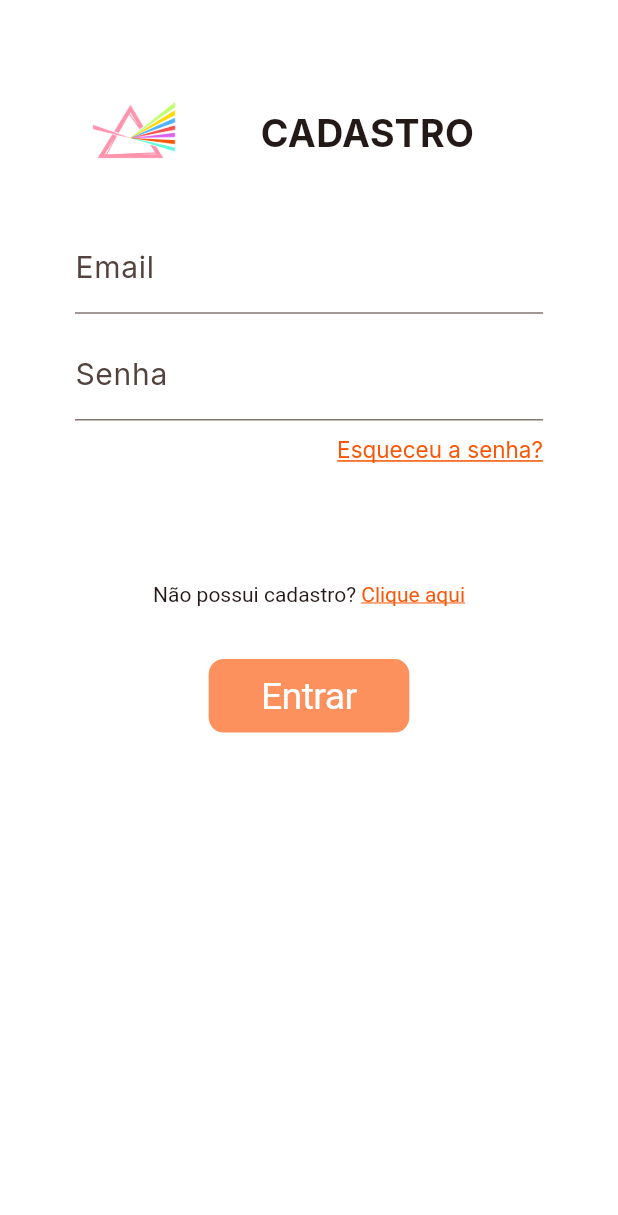
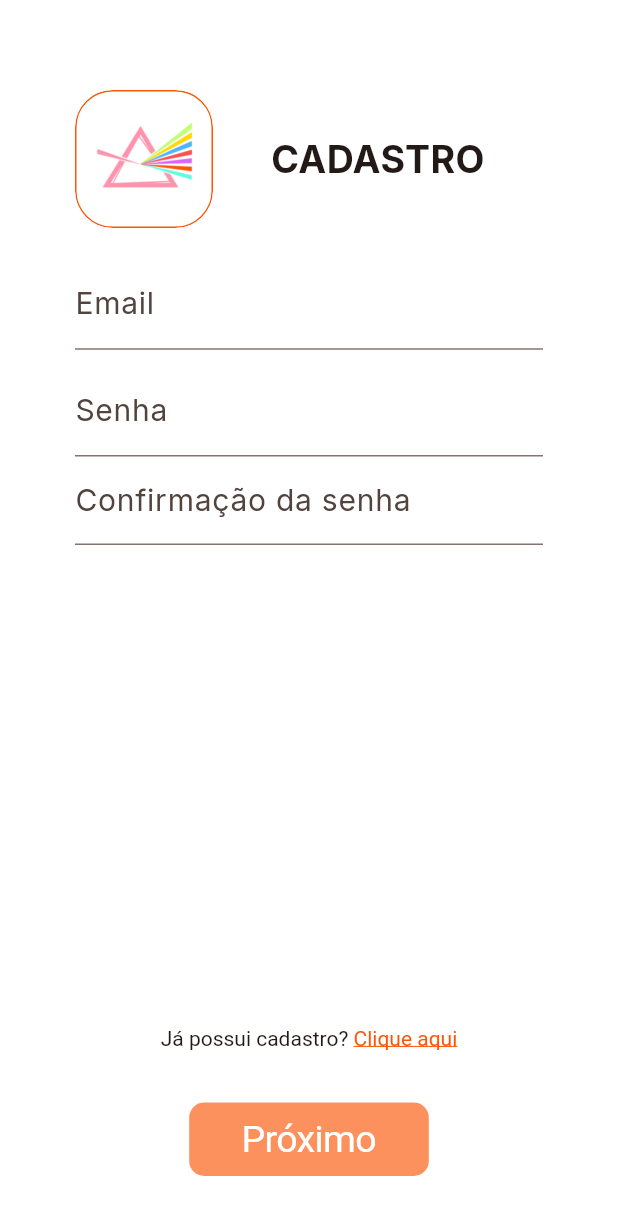
Before and after one commit to journey-etecct/flyvoo-app, a Flutter app: the Cadastro screen opened directly, on a phone screen of 412 x 824 dp. Shown: the top 1215 px of the screen. Run offline on Flutter 3.47's test engine with Material 2 defaults, Android fonts, the phone set to English and light mode, and no system bars; our stand-ins replace google_fonts, video_player.

Commit message:
05/17/2023 00:04:40

```diff
--- a/lib/cadastro.dart
+++ b/lib/cadastro.dart
@@ -1,11 +1,14 @@
 // ignore_for_file: prefer_const_constructors
 
+import 'package:animations/animations.dart';
 import 'package:flutter/cupertino.dart';
 import 'package:flutter/gestures.dart';
 import 'package:flutter/material.dart';
 import 'package:google_fonts/google_fonts.dart';
 
 import 'main.dart';
+
+int _step = 0;
 
 class Cadastro extends StatefulWidget {
   const Cadastro({Key? key}) : super(key: key);
@@ -14,12 +17,10 @@ class Cadastro extends StatefulWidget {
   State<Cadastro> createState() => _CadastroState();
 }
 
-class _CadastroState extends State<Cadastro> {
-  IconData _iconeOlho = Icons.visibility_rounded;
-  bool _txtEscondido = true;
-  final _loginKey = GlobalKey<FormFieldState>();
-  final _senhaKey = GlobalKey<FormFieldState>();
+class _CadastroState extends State<Cadastro> with TickerProviderStateMixin {
   final _formKey = GlobalKey<FormState>();
+  late List<Widget> telas = <Widget>[Tela1(_formKey), Tela2()];
+  bool _reverse = false;
 
   @override
   Widget build(BuildContext context) {
@@ -28,15 +29,15 @@ class _CadastroState extends State<Cadastro> {
       child: Scaffold(
         backgroundColor: tema["fundo"],
         body: Padding(
-          padding: const EdgeInsets.fromLTRB(50, 50, 50, 0),
-          child: Form(
-            key: _formKey,
+          padding: const EdgeInsets.fromLTRB(50, 60, 50, 40),
           child: SingleChildScrollView(
             child: GestureDetector(
               onTap: () {
                 FocusManager.instance.primaryFocus?.unfocus();
                 setState(() {});
               },
+              child: SizedBox(
+                height: MediaQuery.of(context).size.height - 100,
                 child: Column(
                   mainAxisAlignment: MainAxisAlignment.center,
                   children: [
@@ -44,14 +45,25 @@ class _CadastroState extends State<Cadastro> {
                       children: [
                         ClipRRect(
                           borderRadius: BorderRadius.circular(25),
+                          child: Container(
+                            decoration: BoxDecoration(
+                              borderRadius: BorderRadius.circular(25),
+                              color: dark
+                                  ? Colors.black.withOpacity(0.2)
+                                  : Colors.transparent,
+                              border: Border.all(
+                                color: tema["primaria"],
+                              ),
+                            ),
                             child: Image(
                               image: AssetImage(
                                 dark
                                     ? "assets/logodark.png"
                                     : "assets/logolight.png",
                               ),
-                            width: 78,
-                            height: 78,
+                              width: 90,
+                              height: 90,
+                            ),
                           ),
                         ),
                         Expanded(
@@ -69,21 +81,128 @@ class _CadastroState extends State<Cadastro> {
                     const SizedBox(
                       height: 20,
                     ),
+                    Expanded(
+                      child: PageTransitionSwitcher(
+                        reverse: _reverse,
+                        transitionBuilder: (
+                          Widget child,
+                          Animation<double> primaryAnimation,
+                          Animation<double> secondaryAnimation,
+                        ) {
+                          return SharedAxisTransition(
+                            fillColor: Colors.transparent,
+                            animation: primaryAnimation,
+                            secondaryAnimation: secondaryAnimation,
+                            transitionType: SharedAxisTransitionType.horizontal,
+                            child: child,
+                          );
+                        },
+                        child: telas[_step],
+                      ),
+                    ),
+                    SizedBox(
+                      height: 80,
+                    ),
+                    RichText(
+                      text: TextSpan(
+                        text: "Já possui cadastro? ",
+                        style: TextStyle(
+                          color: Theme.of(context).colorScheme.onBackground,
+                        ),
+                        children: [
+                          TextSpan(
+                            text: "Clique aqui",
+                            style: TextStyle(
+                              color: tema["primaria"],
+                              decoration: TextDecoration.underline,
+                            ),
+                            recognizer: TapGestureRecognizer()
+                              ..onTap = () {
+                                // TODO: tela de login
+                              },
+                          ),
+                        ],
+                      ),
+                    ),
+                    SizedBox(
+                      height: 35,
+                    ),
+                    CupertinoButton(
+                      borderRadius: BorderRadius.circular(10),
+                      padding: EdgeInsets.fromLTRB(35, 10, 35, 10),
+                      color: tema["primaria"].withOpacity(0.65),
+                      onPressed: () {
+                        setState(() {
+                          if (_step == 0) {
+                            _reverse = false;
+                            _step++;
+                          } else {
+                            _reverse = true;
+                            _step--;
+                          }
+                        });
+                      },
+                      child: Text(
+                        "Próximo",
+                        style: TextStyle(
+                          fontSize: 25,
+                          color: Colors.white,
+                        ),
+                      ),
+                    ),
+                  ],
+                ),
+              ),
+            ),
+          ),
+        ),
+      ),
+    );
+  }
+}
+
+class Tela1 extends StatefulWidget {
+  final Key formKey;
+  const Tela1(this.formKey, {super.key});
+
+  @override
+  State<Tela1> createState() => _Tela1State();
+}
+
+class _Tela1State extends State<Tela1> {
+  IconData _iconeOlho = Icons.visibility_rounded;
+  bool _txtEscondido = true;
+  final _loginKey = GlobalKey<FormFieldState>();
+  final _senhaKey = GlobalKey<FormFieldState>();
+  final _senhaConfKey = GlobalKey<FormFieldState>();
+  final _txtSenha = TextEditingController();
+  final _txtSenhaConf = TextEditingController();
+
+  @override
+  Widget build(BuildContext context) {
+    return Form(
+      key: widget.formKey,
+      child: Column(
+        children: [
           TextFormField(
             key: _loginKey,
             validator: (value) {
               if (value == null || value.isEmpty) {
                 return "*Obrigatório";
-                        } else if (!value.contains("@gmail.com") &&
+              } else if (!value.contains(
+                RegExp(
+                  r'^(([^<>()[\]\\.,;:\s@\"]+(\.[^<>()[\]\\.,;:\s@\"]+)*)|(\".+\"))@((\[[0-9]{1,3}\.[0-9]{1,3}\.[0-9]{1,3}\.[0-9]{1,3}\])|(([a-zA-Z\-0-9]+\.)+[a-zA-Z]{2,}))$',
+                ),
+              ) /* !value.contains("@gmail.com") &&
                   !value.contains("@etec.sp.gov.br") &&
                   !value.contains("@outlook.com") &&
-                            !value.contains("@hotmail.com")) {
+                  !value.contains("@hotmail.com") &&
+                  !value.contains("@yahoo.com") &&
+                  !value.contains("@terra.com.br") */
+                  ) {
                 return "Email inválido";
               }
               return null;
-                      },
-                      onTapOutside: (event) {
-                        _loginKey.currentState!.reset();
             },
             onChanged: (value) {
               _loginKey.currentState!.validate();
@@ -124,18 +243,14 @@ class _CadastroState extends State<Cadastro> {
           ),
           TextFormField(
             key: _senhaKey,
+            controller: _txtSenha,
             validator: (value) {
               if (value == null || value.isEmpty) {
                 return "*Obrigatório";
               }
               return null;
             },
-                      onTapOutside: (event) {
-                        _senhaKey.currentState!.reset();
-                      },
-                      onChanged: (value) {
-                        _senhaKey.currentState!.validate();
-                      },
+            autovalidateMode: AutovalidateMode.onUserInteraction,
             cursorColor: tema["primaria"],
             autofillHints: const [AutofillHints.password],
             obscureText: _txtEscondido,
@@ -175,77 +290,51 @@ class _CadastroState extends State<Cadastro> {
               ),
             ),
           ),
-                    SizedBox(
-                      height: 10,
-                    ),
-                    Align(
-                      alignment: Alignment.centerRight,
-                      child: RichText(
-                        text: TextSpan(
-                            text: "Esqueceu a senha?",
-                            style: GoogleFonts.inter(
-                              fontSize: 15,
-                              color: tema["primaria"],
-                              decoration: TextDecoration.underline,
-                            ),
-                            recognizer: TapGestureRecognizer()
-                              ..onTap = () {
-                                // TODO: mudar senha
-                              }),
-                      ),
-                    ),
-                    SizedBox(
-                      height: 80,
-                    ),
-                    RichText(
-                      text: TextSpan(
-                        text: "Não possui cadastro? ",
-                        style: TextStyle(
-                          color: Theme.of(context).colorScheme.onBackground,
-                        ),
-                        children: [
-                          TextSpan(
-                            text: "Clique aqui",
-                            style: TextStyle(
-                              color: tema["primaria"],
-                              decoration: TextDecoration.underline,
-                            ),
-                            recognizer: TapGestureRecognizer()
-                              ..onTap = () {
-                                // TODO: criar conta
-                              },
-                          ),
-                        ],
-                      ),
-                    ),
-                    SizedBox(
-                      height: 35,
-                    ),
-                    CupertinoButton(
-                      borderRadius: BorderRadius.circular(10),
-                      padding: EdgeInsets.fromLTRB(35, 10, 35, 10),
-                      color: tema["primaria"].withOpacity(0.65),
-                      onPressed: () {
-                        // TODO: entrar
-                        if (_formKey.currentState!.validate()) {
-                          debugPrint("ebaa");
+          TextFormField(
+            key: _senhaConfKey,
+            controller: _txtSenhaConf,
+            validator: (value) {
+              if (value == null || value.isEmpty) {
+                return "*Obrigatório";
+              } else if (_txtSenha.text != _txtSenhaConf.text) {
+                return "Senhas não coincidem";
+              } else {
+                return null;
               }
             },
-                      child: Text(
-                        "Entrar",
-                        style: TextStyle(
-                          fontSize: 25,
-                          color: Colors.white,
+            autovalidateMode: AutovalidateMode.onUserInteraction,
+            cursorColor: tema["primaria"],
+            autofillHints: const [AutofillHints.password],
+            obscureText: _txtEscondido,
+            keyboardType: TextInputType.visiblePassword,
+            decoration: InputDecoration(
+              labelText: "Confirmação da senha",
+              labelStyle: TextStyle(
+                fontSize: 20,
+              ),
+              focusedBorder: UnderlineInputBorder(
+                borderSide: BorderSide(
+                  color: tema["primaria"],
+                ),
               ),
             ),
           ),
         ],
       ),
-              ),
-            ),
-          ),
-        ),
-      ),
     );
   }
 }
+
+class Tela2 extends StatefulWidget {
+  const Tela2({super.key});
+
+  @override
+  State<Tela2> createState() => _Tela2State();
+}
+
+class _Tela2State extends State<Tela2> {
+  @override
+  Widget build(BuildContext context) {
+    return const Placeholder();
+  }
+}
--- a/pubspec.yaml
+++ b/pubspec.yaml
@@ -7,8 +7,10 @@ environment:
   sdk: ">=2.19.6 <3.0.0"
 
 dependencies:
+  animations: ^2.0.7
   flutter:
     sdk: flutter
+  flutter_multi_formatter: ^2.11.0
   google_fonts: ^4.0.4
   video_player: ^2.6.1
 
```
Also changed, not shown: pubspec.lock. Lines whose indentation alone changed are shown as unchanged.
